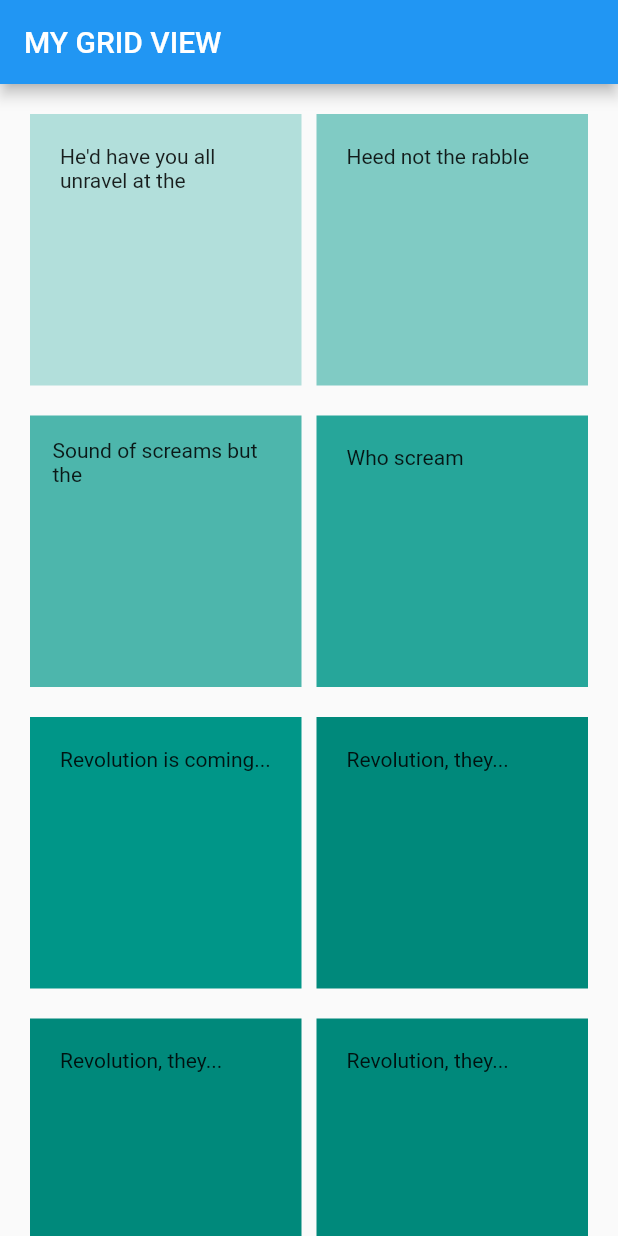
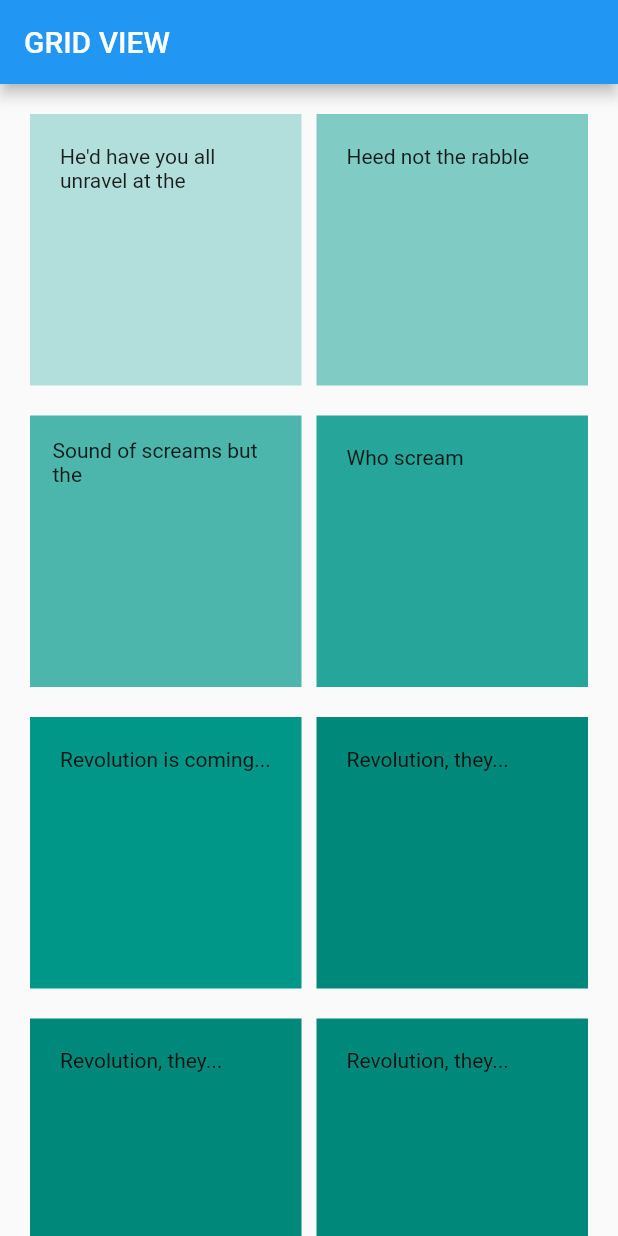
Before and after one commit to ThanukuAishwarya/flutter, a Flutter app: the screen it shows after launch, on a phone screen of 412 x 824 dp. Run offline on Flutter 3.47's test engine with Material 2 defaults, Android fonts, the phone set to English and light mode, and no system bars.

Commit message:
just testing

```diff
--- a/lib/main.dart
+++ b/lib/main.dart
@@ -13,7 +13,7 @@ class _MyAppState extends State<MyApp> {
     return MaterialApp(
       home: Scaffold(
         appBar: AppBar(
-          title: new Text('MY GRID VIEW'),
+          title: new Text('GRID VIEW'),
         ),
         body: Container(
           /* child: CustomScrollView(
```
